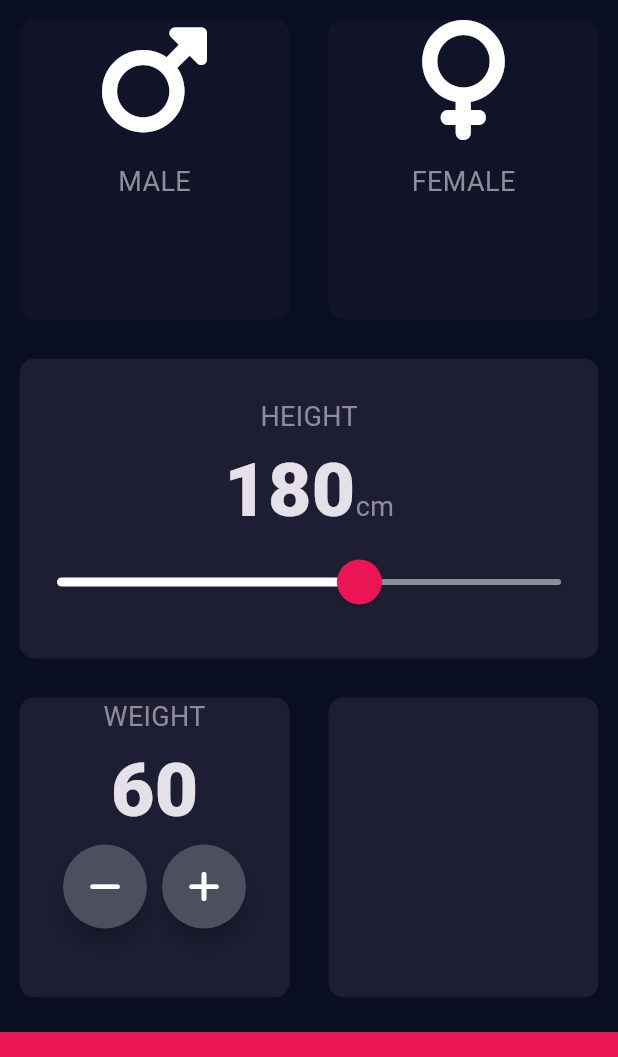
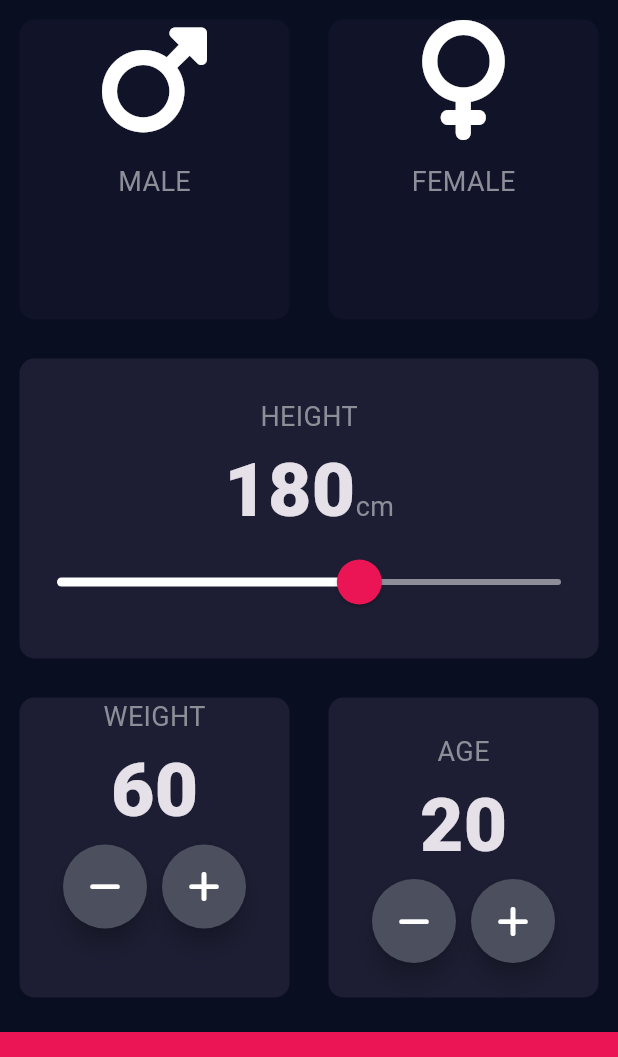
Before and after one commit to fentahunM/bmi_calculator, a Flutter app: the screen it shows after launch, on a phone screen of 412 x 824 dp, the part 84-1141 px from its top. Run offline on Flutter 3.47's test engine with Material 3 defaults, Android fonts, the phone set to English and light mode, and no system bars; our stand-ins replace font_awesome_flutter.

Commit message:
add age card

```diff
--- a/lib/input_page.dart
+++ b/lib/input_page.dart
@@ -17,6 +17,7 @@ class _InputPageState extends State<InputPage> {
   Gender? selectedGender;
   int height = 180;
   int weight = 60;
+  int age = 20;
 
   @override
   Widget build(BuildContext context) {
@@ -155,9 +156,42 @@ class _InputPageState extends State<InputPage> {
                     ),
                   ),
                 ),
-                const Expanded(
+                Expanded(
                   child: ReusableCard(
                     colour: kActiveCardColor,
+                    childCard: Column(
+                      mainAxisAlignment: MainAxisAlignment.center,
+                      children: [
+                        const Text(
+                          'AGE',
+                          style: kLabelTextStyle,
+                        ),
+                        Text(
+                          age.toString(),
+                          style: kNumberTextStyle,
+                        ),
+                        Row(
+                          mainAxisAlignment: MainAxisAlignment.center,
+                          children: [
+                            RoundedIconButton(
+                                icon: FontAwesomeIcons.minus,
+                                onPress: () {
+                                  setState(() {
+                                    age--;
+                                  });
+                                }),
+                            const SizedBox(width: 10),
+                            RoundedIconButton(
+                                icon: FontAwesomeIcons.plus,
+                                onPress: () {
+                                  setState(() {
+                                    age--;
+                                  });
+                                })
+                          ],
+                        )
+                      ],
+                    ),
                   ),
                 ),
               ],
```
